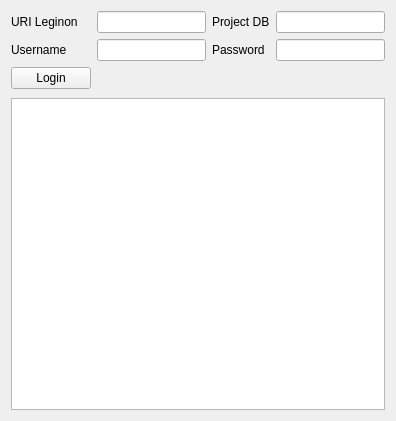
Qt form arachnid/core/gui/pyui/LeginonUI.ui (ezralanglois/arachnid) before a commit.
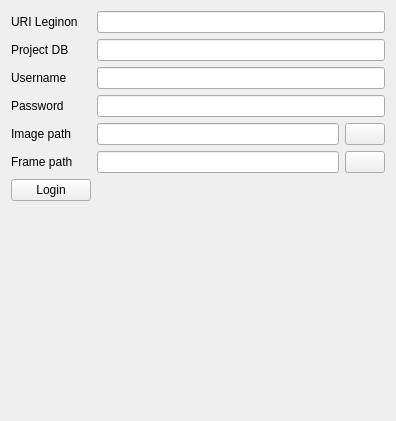
The same form after that commit. The open tabs and pages were chosen to show the change. Icons and pictures are not drawn.

The edit to the form file:
```diff
--- a/arachnid/core/gui/pyui/LeginonUI.ui
+++ b/arachnid/core/gui/pyui/LeginonUI.ui
@@ -29,14 +29,20 @@
       <item>
        <widget class="QStackedWidget" name="loginStackedWidget">
         <property name="currentIndex">
-         <number>1</number>
+         <number>0</number>
         </property>
         <widget class="QWidget" name="welcomePage">
-         <layout class="QFormLayout" name="formLayout">
+         <layout class="QVBoxLayout" name="verticalLayout_3">
           <property name="margin">
            <number>0</number>
           </property>
-          <item row="2" column="0">
+          <item>
+           <widget class="QWidget" name="widget_2" native="true">
+            <layout class="QFormLayout" name="formLayout_2">
+             <property name="bottomMargin">
+              <number>24</number>
+             </property>
+             <item row="0" column="0">
            <widget class="QLabel" name="label">
             <property name="font">
              <font>
@@ -52,7 +58,7 @@
             </property>
            </widget>
           </item>
-          <item row="3" column="0">
+             <item row="1" column="0">
            <widget class="QPushButton" name="changeUserPushButton">
             <property name="text">
              <string>Change User...</string>
@@ -61,6 +67,31 @@
           </item>
          </layout>
         </widget>
+          </item>
+          <item>
+           <widget class="QTableView" name="projectTableView">
+            <property name="sizePolicy">
+             <sizepolicy hsizetype="Expanding" vsizetype="Expanding">
+              <horstretch>0</horstretch>
+              <verstretch>1</verstretch>
+             </sizepolicy>
+            </property>
+            <property name="editTriggers">
+             <set>QAbstractItemView::NoEditTriggers</set>
+            </property>
+            <property name="showDropIndicator" stdset="0">
+             <bool>false</bool>
+            </property>
+            <property name="selectionMode">
+             <enum>QAbstractItemView::MultiSelection</enum>
+            </property>
+            <property name="selectionBehavior">
+             <enum>QAbstractItemView::SelectRows</enum>
+            </property>
+           </widget>
+          </item>
+         </layout>
+        </widget>
         <widget class="QWidget" name="loginPage">
          <layout class="QGridLayout" name="gridLayout">
           <property name="leftMargin">
@@ -85,78 +116,131 @@
           <item row="0" column="1">
            <widget class="QLineEdit" name="leginonDBLineEdit"/>
           </item>
-          <item row="2" column="0">
+          <item row="5" column="0">
            <widget class="QLabel" name="label_3">
             <property name="text">
              <string>Username</string>
             </property>
            </widget>
           </item>
-          <item row="2" column="1">
+          <item row="5" column="1">
            <widget class="QLineEdit" name="usernameLineEdit"/>
           </item>
-          <item row="0" column="3">
+          <item row="1" column="0">
+           <widget class="QLabel" name="label_5">
+            <property name="text">
+             <string>Project DB</string>
+            </property>
+           </widget>
+          </item>
+          <item row="1" column="1">
            <widget class="QLineEdit" name="projectDBLineEdit"/>
           </item>
-          <item row="2" column="3">
+          <item row="6" column="1">
            <widget class="QLineEdit" name="passwordLineEdit">
             <property name="echoMode">
              <enum>QLineEdit::PasswordEchoOnEdit</enum>
             </property>
            </widget>
           </item>
-          <item row="2" column="2">
+          <item row="6" column="0">
            <widget class="QLabel" name="label_4">
             <property name="text">
              <string>Password</string>
             </property>
            </widget>
           </item>
-          <item row="0" column="2">
-           <widget class="QLabel" name="label_5">
-            <property name="text">
-             <string>Project DB</string>
+          <item row="11" column="1">
+           <spacer name="verticalSpacer">
+            <property name="orientation">
+             <enum>Qt::Vertical</enum>
             </property>
-           </widget>
+            <property name="sizeHint" stdset="0">
+             <size>
+              <width>20</width>
+              <height>40</height>
+             </size>
+            </property>
+           </spacer>
           </item>
-          <item row="3" column="0">
+          <item row="10" column="0">
            <widget class="QPushButton" name="loginPushButton">
             <property name="text">
              <string>Login</string>
             </property>
            </widget>
           </item>
-         </layout>
-        </widget>
-       </widget>
-      </item>
+          <item row="7" column="1">
+           <widget class="QWidget" name="widget_3" native="true">
+            <layout class="QHBoxLayout" name="horizontalLayout">
+             <property name="margin">
+              <number>0</number>
+             </property>
+             <item>
+              <widget class="QLineEdit" name="imagesPathLineEdit"/>
+             </item>
+             <item>
+              <widget class="QPushButton" name="imagesPathPushButton">
+               <property name="text">
+                <string/>
+               </property>
+               <property name="icon">
+                <iconset resource="../icons/icons.qrc">
+                 <normaloff>:/mini/mini/folder.png</normaloff>:/mini/mini/folder.png</iconset>
+               </property>
+              </widget>
+             </item>
+            </layout>
+           </widget>
+          </item>
+          <item row="7" column="0">
+           <widget class="QLabel" name="label_6">
+            <property name="text">
+             <string>Image path</string>
+            </property>
+           </widget>
+          </item>
+          <item row="8" column="1">
+           <widget class="QWidget" name="widget_4" native="true">
+            <layout class="QHBoxLayout" name="horizontalLayout_2">
+             <property name="margin">
+              <number>0</number>
+             </property>
       <item>
-       <widget class="QTableView" name="projectTableView">
-        <property name="sizePolicy">
-         <sizepolicy hsizetype="Expanding" vsizetype="Expanding">
-          <horstretch>0</horstretch>
-          <verstretch>2</verstretch>
-         </sizepolicy>
-        </property>
-        <property name="editTriggers">
-         <set>QAbstractItemView::NoEditTriggers</set>
-        </property>
-        <property name="showDropIndicator" stdset="0">
-         <bool>false</bool>
-        </property>
-        <property name="selectionMode">
-         <enum>QAbstractItemView::MultiSelection</enum>
-        </property>
-        <property name="selectionBehavior">
-         <enum>QAbstractItemView::SelectRows</enum>
-        </property>
+              <widget class="QLineEdit" name="framesPathLineEdit"/>
+             </item>
+             <item>
+              <widget class="QPushButton" name="framesPathPushButton">
+               <property name="text">
+                <string/>
+               </property>
+               <property name="icon">
+                <iconset resource="../icons/icons.qrc">
+                 <normaloff>:/mini/mini/folder.png</normaloff>:/mini/mini/folder.png</iconset>
+               </property>
+              </widget>
+             </item>
+            </layout>
+           </widget>
+          </item>
+          <item row="8" column="0">
+           <widget class="QLabel" name="label_7">
+            <property name="text">
+             <string>Frame path</string>
+            </property>
        </widget>
       </item>
      </layout>
     </widget>
+       </widget>
    </item>
   </layout>
  </widget>
- <resources/>
+   </item>
+  </layout>
+ </widget>
+ <resources>
+  <include location="../icons/icons.qrc"/>
+ </resources>
  <connections/>
 </ui>
```
Lines whose indentation alone changed are shown as unchanged.
